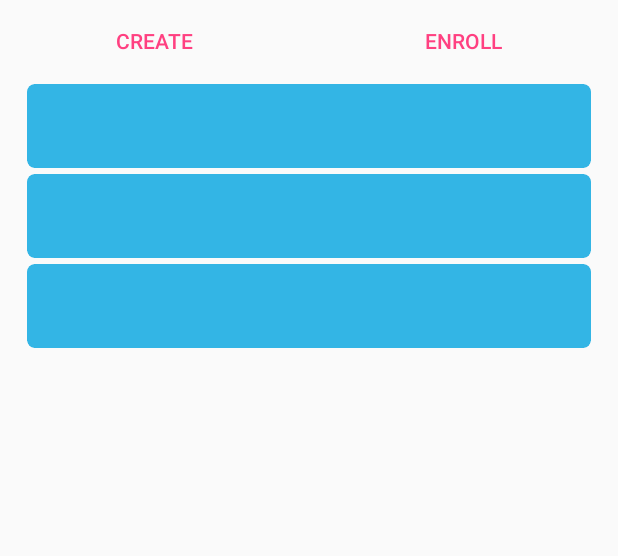
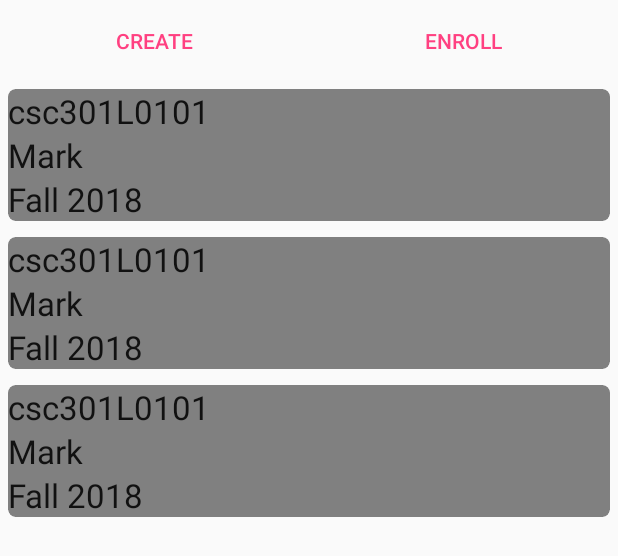
Before and after one commit to startbin90/CSC301-AnonClass, an Android app: the layout fragment_enrolledclass_list.xml on its own in the app's theme, with its tools: preview values and no code run, on a phone screen of 412 x 824 dp. Shown: the top 556 px of the screen. Run offline under Robolectric (Android 15) with nearby library versions, the phone set to English and light mode, and no system bars.

Commit message:
finalized the basic enrolled course view

```diff
--- a/AnonClass/app/src/main/java/edu/toronto/csc301/anonclass/util/EnclosedInfo.java
+++ b/AnonClass/app/src/main/java/edu/toronto/csc301/anonclass/util/EnclosedInfo.java
@@ -2,6 +2,5 @@ package edu.toronto.csc301.anonclass.util;
 
 public interface EnclosedInfo {
     String serialize();
-    EnclosedInfo deSerialize(String Json);
 
 }
--- a/AnonClass/app/src/main/res/layout/fragment_enrolledclass.xml
+++ b/AnonClass/app/src/main/res/layout/fragment_enrolledclass.xml
@@ -1,50 +1,56 @@
 <?xml version="1.0" encoding="utf-8"?>
 <android.support.v7.widget.CardView xmlns:android="http://schemas.android.com/apk/res/android"
     xmlns:app="http://schemas.android.com/apk/res-auto"
-    xmlns:tools="http://schemas.android.com/tools"
     android:layout_width="match_parent"
     android:layout_height="wrap_content"
-    android:layout_margin="2dp"
+    android:layout_margin="5dp"
     android:orientation="horizontal"
-    app:cardBackgroundColor="@android:color/holo_blue_light"
+    app:cardBackgroundColor="@color/dividerGrey"
     app:cardCornerRadius="5dp"
     app:cardElevation="0dp">
 
-    <android.support.constraint.ConstraintLayout
-    android:layout_width="match_parent"
-    android:layout_height="match_parent"
-    android:padding="5dp">
+    <LinearLayout
+        android:layout_width="match_parent"
+        android:layout_height="match_parent"
+        android:orientation="vertical">
+
+        <LinearLayout
+            android:layout_width="match_parent"
+            android:layout_height="wrap_content"
+            android:orientation="horizontal">
+
+            <TextView
+                android:id="@+id/course"
+                android:layout_width="wrap_content"
+                android:layout_height="wrap_content"
+                android:text="csc301"
+                android:textAppearance="@style/Base.TextAppearance.AppCompat.Large" />
+
+            <TextView
+                android:id="@+id/section"
+                android:layout_width="wrap_content"
+                android:layout_height="wrap_content"
+                android:text="L0101"
+                android:textAppearance="@style/Base.TextAppearance.AppCompat.Large" />
+        </LinearLayout>
+
 
         <TextView
-            android:id="@+id/item_number"
+            android:id="@+id/instructor"
             android:layout_width="wrap_content"
             android:layout_height="wrap_content"
-            android:layout_marginStart="32dp"
-            android:layout_marginLeft="32dp"
-            android:layout_marginTop="8dp"
-            android:layout_marginBottom="8dp"
-            android:layout_weight="1"
-            android:textAppearance="@style/Base.TextAppearance.AppCompat.Large"
-            app:layout_constraintBottom_toBottomOf="parent"
-            app:layout_constraintStart_toStartOf="parent"
-            app:layout_constraintTop_toTopOf="parent" />
+            android:text="Mark"
+            android:textAppearance="@style/Base.TextAppearance.AppCompat.Large" />
 
         <TextView
-            android:id="@+id/content"
+            android:id="@+id/time"
             android:layout_width="wrap_content"
             android:layout_height="wrap_content"
-            android:layout_marginTop="4dp"
-            android:layout_marginEnd="32dp"
-            android:layout_marginRight="32dp"
-            android:layout_weight="1"
-            android:textAppearance="@style/Base.TextAppearance.AppCompat.Large"
-            app:layout_constraintEnd_toEndOf="parent"
-            app:layout_constraintTop_toTopOf="parent" />
+            android:text="Fall 2018"
+            android:textAppearance="@style/Base.TextAppearance.AppCompat.Large" />
 
 
-
-
-    </android.support.constraint.ConstraintLayout>
+    </LinearLayout>
 
 
 </android.support.v7.widget.CardView>
--- a/AnonClass/app/src/main/res/layout/fragment_enrolledclass_list.xml
+++ b/AnonClass/app/src/main/res/layout/fragment_enrolledclass_list.xml
@@ -27,6 +27,11 @@
             style="?android:attr/buttonBarButtonStyle"/>
     </LinearLayout>
 
+    <android.support.v4.widget.SwipeRefreshLayout
+        android:id="@+id/account_detail_swipeRefreshLayout"
+        android:layout_width="match_parent"
+        android:layout_height="match_parent">
+
         <android.support.v7.widget.RecyclerView
             android:id="@+id/enrolled_class_list"
             android:name="edu.toronto.csc301.anonclass.EnrolledClassFragment"
@@ -37,4 +42,7 @@
             app:layoutManager="LinearLayoutManager"
             tools:context=".EnrolledClassFragment"
             tools:listitem="@layout/fragment_enrolledclass" />
+
+    </android.support.v4.widget.SwipeRefreshLayout>
+
 </LinearLayout>
```
Also changed, not shown: AnonClass/app/src/main/java/edu/toronto/csc301/anonclass/AnonClassActivity.java (+86 -1 lines), AnonClass/app/src/main/java/edu/toronto/csc301/anonclass/EnrolledClassFragment.java (+31 -8 lines), AnonClass/app/src/main/java/edu/toronto/csc301/anonclass/LoginActivity.java (+21 -6 lines), AnonClass/app/src/main/java/edu/toronto/csc301/anonclass/MyEnrolledClassRecyclerViewAdapter.java (+25 -18 lines), AnonClass/app/src/main/java/edu/toronto/csc301/anonclass/util/Course.java (+32 -24 lines), AnonClass/app/src/main/java/edu/toronto/csc301/anonclass/util/User.java (+10 -8 lines), AnonClass/app/src/main/java/edu/toronto/csc301/anonclass/util/retMsg.java (added, +34 -0 lines). Lines whose indentation alone changed are shown as unchanged.
